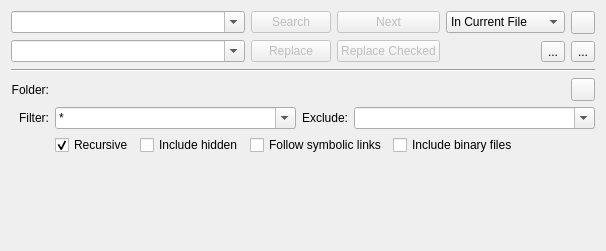
First picture: the form in addons/search/search.ui, repository KDE/kate, before the edit.
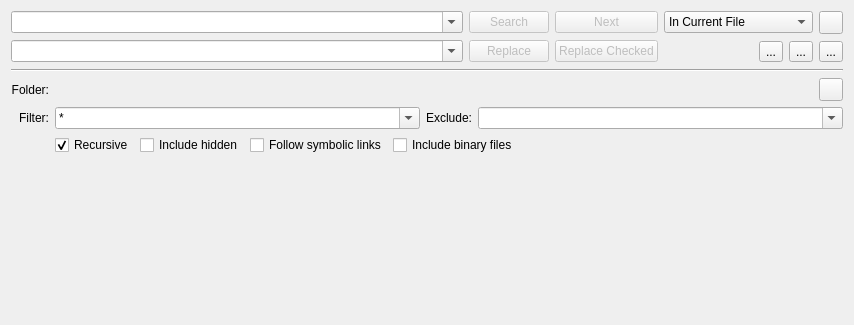
Second picture: the form after the edit. Custom widgets are drawn as their Qt base class.

Commit message:
search: Allow filtering search results
Currently you can use search plugin to search for something in your
files/project. Often times there are a lot of results and you need to
filter in on the results. With this change you can filter on the results
quickly.

To do so, click the "Filter" tool button beside the "new tab" button. A
line edit should appear at the bottom of the search results. Results
will get filtered based on whatever you type in there.

The edit to the form file:
```diff
--- a/addons/search/search.ui
+++ b/addons/search/search.ui
@@ -6,8 +6,8 @@
    <rect>
     <x>0</x>
     <y>0</y>
-    <width>606</width>
-    <height>251</height>
+    <width>854</width>
+    <height>325</height>
    </rect>
   </property>
   <layout class="QVBoxLayout" name="verticalLayout_2">
@@ -158,6 +158,16 @@
           </property>
          </widget>
         </item>
+        <item>
+         <widget class="QToolButton" name="filterBtn">
+          <property name="text">
+           <string>...</string>
+          </property>
+          <property name="checkable">
+           <bool>true</bool>
+          </property>
+         </widget>
+        </item>
        </layout>
       </widget>
      </item>
```
The commit also changes 11 other files.
